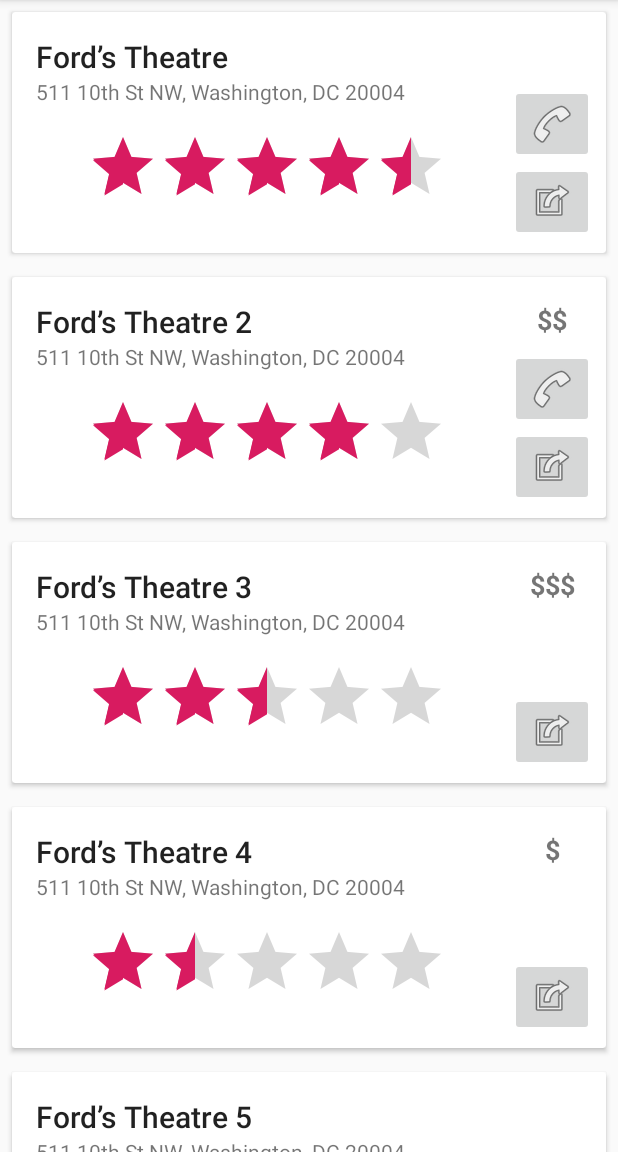
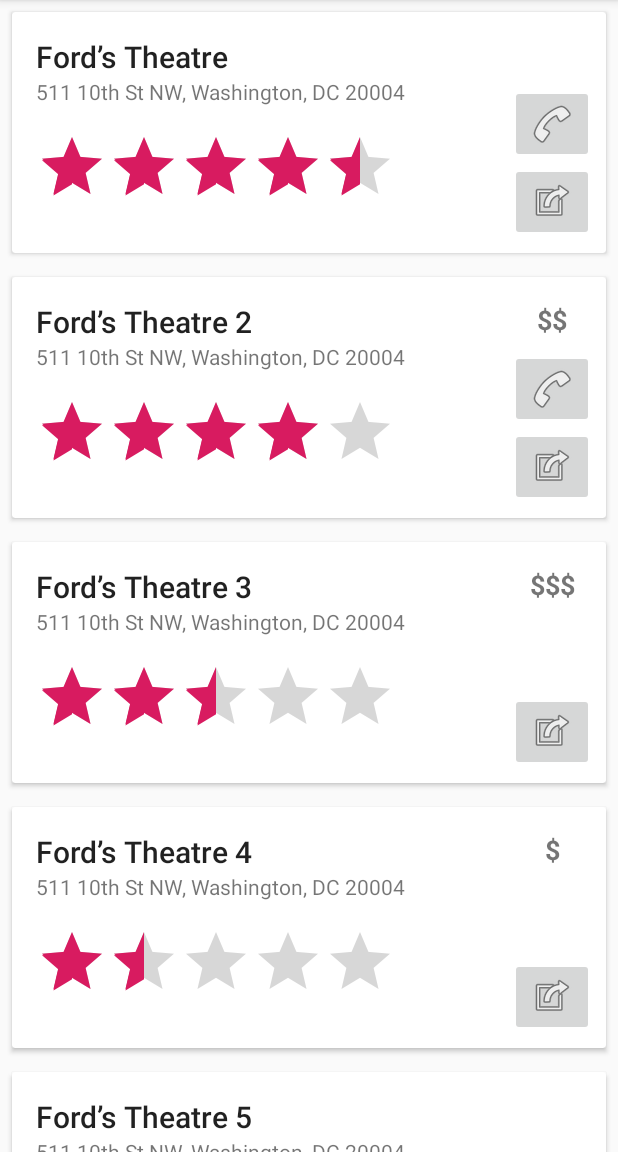
Before and after one commit to brookeclaroni/day-trip-planner, an Android app: the DetailsActivity screen opened directly, with no data from a screen before it, on a phone screen of 412 x 824 dp, the part 84-1236 px from its top. Run offline under Robolectric (Android 15) with nearby library versions, the phone set to English and light mode, and no system bars.

Commit message:
details page UI adjustment

```diff
--- a/DayTripPlanner/app/src/main/res/layout/row_entry.xml
+++ b/DayTripPlanner/app/src/main/res/layout/row_entry.xml
@@ -57,7 +57,6 @@
                 android:layout_width="wrap_content"
                 android:layout_height="wrap_content"
                 app:layout_constraintBottom_toBottomOf="parent"
-                app:layout_constraintEnd_toEndOf="@+id/address"
                 app:layout_constraintStart_toStartOf="@+id/address"
                 app:layout_constraintTop_toBottomOf="@+id/address" />
 
```
